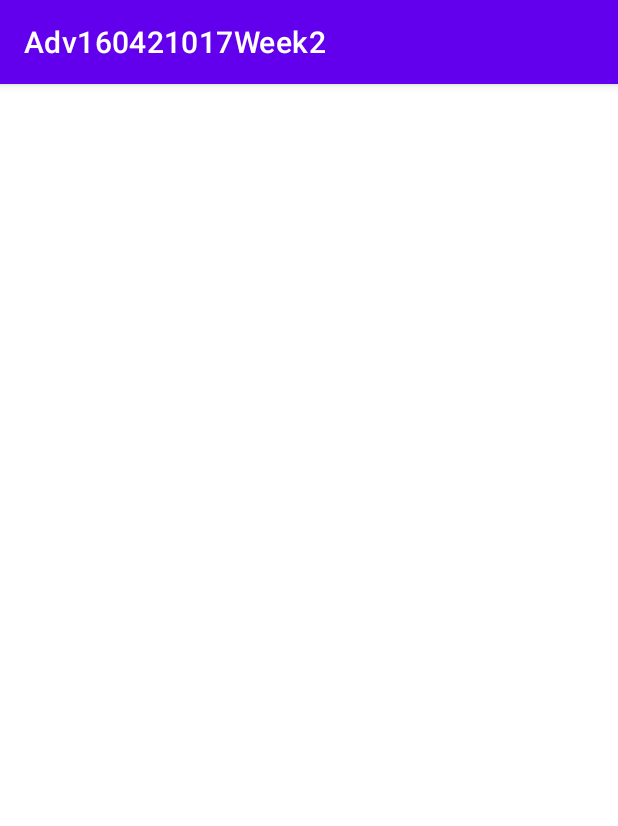
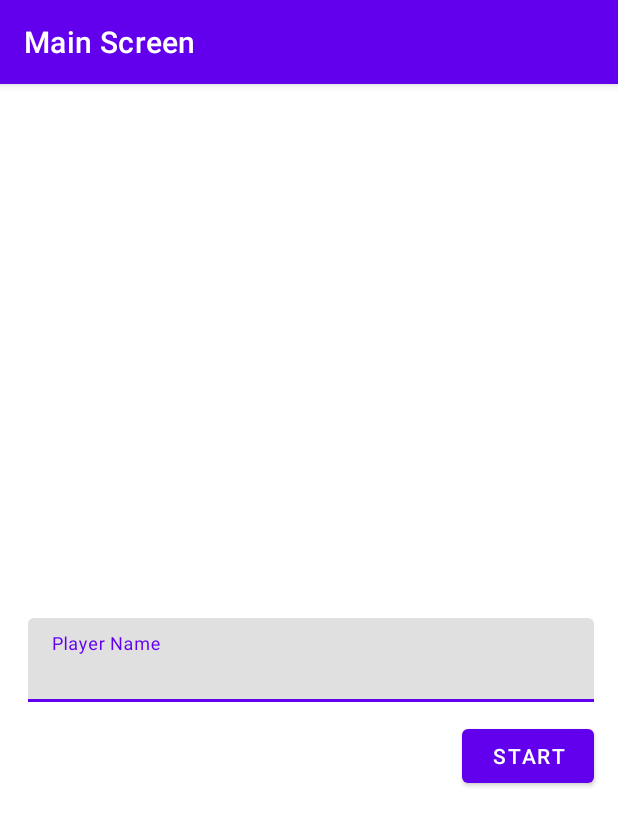
Before and after one commit to vincentiusbernando/Adv160421017Week2, an Android app: the screen it shows after launch (MainActivity), on a phone screen of 412 x 824 dp. Shown: the top 826 px of the screen. Run offline under Robolectric (Android 15) with nearby library versions, the phone set to English and light mode, and no system bars; our stand-ins replace navigation-ui.

Commit message:
Navigations

```diff
--- a/app/src/main/java/com/ubayadev/adv160421017week2/MainActivity.kt
+++ b/app/src/main/java/com/ubayadev/adv160421017week2/MainActivity.kt
@@ -2,10 +2,25 @@ package com.ubayadev.adv160421017week2
 
 import androidx.appcompat.app.AppCompatActivity
 import android.os.Bundle
+import androidx.navigation.NavController
+import androidx.navigation.fragment.NavHostFragment
+import androidx.navigation.ui.NavigationUI
+import com.ubayadev.adv160421017week2.databinding.ActivityMainBinding
 
 class MainActivity : AppCompatActivity() {
+    private lateinit var binding:ActivityMainBinding
+    private lateinit var navController: NavController
+
+
     override fun onCreate(savedInstanceState: Bundle?) {
         super.onCreate(savedInstanceState)
-        setContentView(R.layout.activity_main)
+        binding=ActivityMainBinding.inflate(layoutInflater)
+        setContentView(binding.root)
+        navController = (supportFragmentManager.findFragmentById(R.id.hostFragment) as NavHostFragment).navController
+        NavigationUI.setupActionBarWithNavController(this, navController)
     }
+    override fun onSupportNavigateUp(): Boolean {
+        return navController.navigateUp()
+    }
+
 }
--- /dev/null
+++ b/app/src/main/java/com/ubayadev/adv160421017week2/MainFragment.kt
@@ -0,0 +1,34 @@
+package com.ubayadev.adv160421017week2
+
+import android.os.Bundle
+import androidx.fragment.app.Fragment
+import android.view.LayoutInflater
+import android.view.View
+import android.view.ViewGroup
+import androidx.navigation.Navigation
+import com.ubayadev.adv160421017week2.databinding.FragmentMainBinding
+
+class MainFragment : Fragment() {
+    private lateinit var binding: FragmentMainBinding
+    override fun onCreateView(
+        inflater: LayoutInflater, container: ViewGroup?,
+        savedInstanceState: Bundle?
+    ): View? {
+        // Inflate the layout for this fragment
+        binding = FragmentMainBinding.inflate(
+            inflater,
+            container, false
+        )
+        return binding.root
+    }
+
+    override fun onViewCreated(view: View, savedInstanceState: Bundle?) {
+        super.onViewCreated(view, savedInstanceState)
+        binding.btnStart.setOnClickListener {
+            val playerName = binding.txtName.text.toString()
+            val action = MainFragmentDirections.actionGameFragment(playerName)
+            Navigation.findNavController(it).navigate(action)
+        }
+
+    }
+}
--- /dev/null
+++ b/app/src/main/res/drawable/baseline_arrow_back_24.xml
@@ -0,0 +1,5 @@
+<vector android:autoMirrored="true" android:height="24dp"
+    android:tint="#000000" android:viewportHeight="24"
+    android:viewportWidth="24" android:width="24dp" xmlns:android="http://schemas.android.com/apk/res/android">
+    <path android:fillColor="@android:color/white" android:pathData="M20,11H7.83l5.59,-5.59L12,4l-8,8 8,8 1.41,-1.41L7.83,13H20v-2z"/>
+</vector>
--- a/app/src/main/res/layout/activity_main.xml
+++ b/app/src/main/res/layout/activity_main.xml
@@ -6,4 +6,16 @@
     android:layout_height="match_parent"
     tools:context=".MainActivity">
 
+    <androidx.fragment.app.FragmentContainerView
+        android:id="@+id/hostFragment"
+        android:name="androidx.navigation.fragment.NavHostFragment"
+        android:layout_width="409dp"
+        android:layout_height="729dp"
+        app:defaultNavHost="true"
+        app:layout_constraintBottom_toBottomOf="parent"
+        app:layout_constraintEnd_toEndOf="parent"
+        app:layout_constraintHorizontal_bias="1.0"
+        app:layout_constraintStart_toStartOf="parent"
+        app:layout_constraintTop_toTopOf="parent"
+        app:navGraph="@navigation/game_navigation" />
 </androidx.constraintlayout.widget.ConstraintLayout>
--- /dev/null
+++ b/app/src/main/res/layout/fragment_main.xml
@@ -0,0 +1,43 @@
+<?xml version="1.0" encoding="utf-8"?>
+<FrameLayout xmlns:android="http://schemas.android.com/apk/res/android"
+    xmlns:app="http://schemas.android.com/apk/res-auto"
+    xmlns:tools="http://schemas.android.com/tools"
+    android:layout_width="match_parent"
+    android:layout_height="match_parent"
+    tools:context=".MainFragment">
+
+    <androidx.constraintlayout.widget.ConstraintLayout
+        android:layout_width="match_parent"
+        android:layout_height="match_parent">
+
+        <Button
+            android:id="@+id/btnStart"
+            android:layout_width="wrap_content"
+            android:layout_height="wrap_content"
+            android:layout_marginTop="12dp"
+            android:layout_marginEnd="16dp"
+            android:text="Start"
+            app:layout_constraintEnd_toEndOf="parent"
+            app:layout_constraintTop_toBottomOf="@+id/textInputLayout" />
+
+        <com.google.android.material.textfield.TextInputLayout
+            android:id="@+id/textInputLayout"
+            android:layout_width="0dp"
+            android:layout_height="wrap_content"
+            android:layout_marginStart="16dp"
+            android:layout_marginEnd="16dp"
+            android:hint="Player Name"
+            app:hintAnimationEnabled="true"
+            app:hintEnabled="true"
+            app:layout_constraintBottom_toBottomOf="parent"
+            app:layout_constraintEnd_toEndOf="parent"
+            app:layout_constraintStart_toStartOf="parent"
+            app:layout_constraintTop_toTopOf="parent">
+
+            <com.google.android.material.textfield.TextInputEditText
+                android:id="@+id/txtName"
+                android:layout_width="match_parent"
+                android:layout_height="wrap_content" />
+        </com.google.android.material.textfield.TextInputLayout>
+    </androidx.constraintlayout.widget.ConstraintLayout>
+</FrameLayout>
--- /dev/null
+++ b/app/src/main/res/navigation/game_navigation.xml
@@ -0,0 +1,33 @@
+<?xml version="1.0" encoding="utf-8"?>
+<navigation xmlns:android="http://schemas.android.com/apk/res/android"
+    xmlns:app="http://schemas.android.com/apk/res-auto"
+    xmlns:tools="http://schemas.android.com/tools"
+    android:id="@+id/game_navigation"
+    app:startDestination="@id/mainFragment">
+
+    <fragment
+        android:id="@+id/mainFragment"
+        android:name="com.ubayadev.adv160421017week2.MainFragment"
+        android:label="Main Screen"
+        tools:layout="@layout/fragment_main" >
+        <action
+            android:id="@+id/actionGameFragment"
+            app:destination="@id/gameFragment"
+            app:enterAnim="@android:anim/fade_in"
+            app:exitAnim="@android:anim/fade_out" />
+    </fragment>
+    <fragment
+        android:id="@+id/gameFragment"
+        android:name="com.ubayadev.adv160421017week2.GameFragment"
+        android:label="Game Screen"
+        tools:layout="@layout/fragment_game" >
+        <action
+            android:id="@+id/actionMainFragment"
+            app:destination="@id/mainFragment"
+            app:enterAnim="@android:anim/fade_in"
+            app:exitAnim="@android:anim/fade_out" />
+        <argument
+            android:name="player_name"
+            app:argType="string" />
+    </fragment>
+</navigation>
--- a/app/src/main/res/values/strings.xml
+++ b/app/src/main/res/values/strings.xml
@@ -1,3 +1,5 @@
 <resources>
     <string name="app_name">Adv160421017Week2</string>
+    <!-- TODO: Remove or change this placeholder text -->
+    <string name="hello_blank_fragment">Hello blank fragment</string>
 </resources>
```
Also changed, not shown: app/build.gradle.kts (+8 -1 lines), app/src/main/java/com/ubayadev/adv160421017week2/GameFragment.kt (added, +38 -0 lines), app/src/main/res/layout/fragment_game.xml (added, +37 -0 lines), build.gradle.kts (+9 -0 lines).
